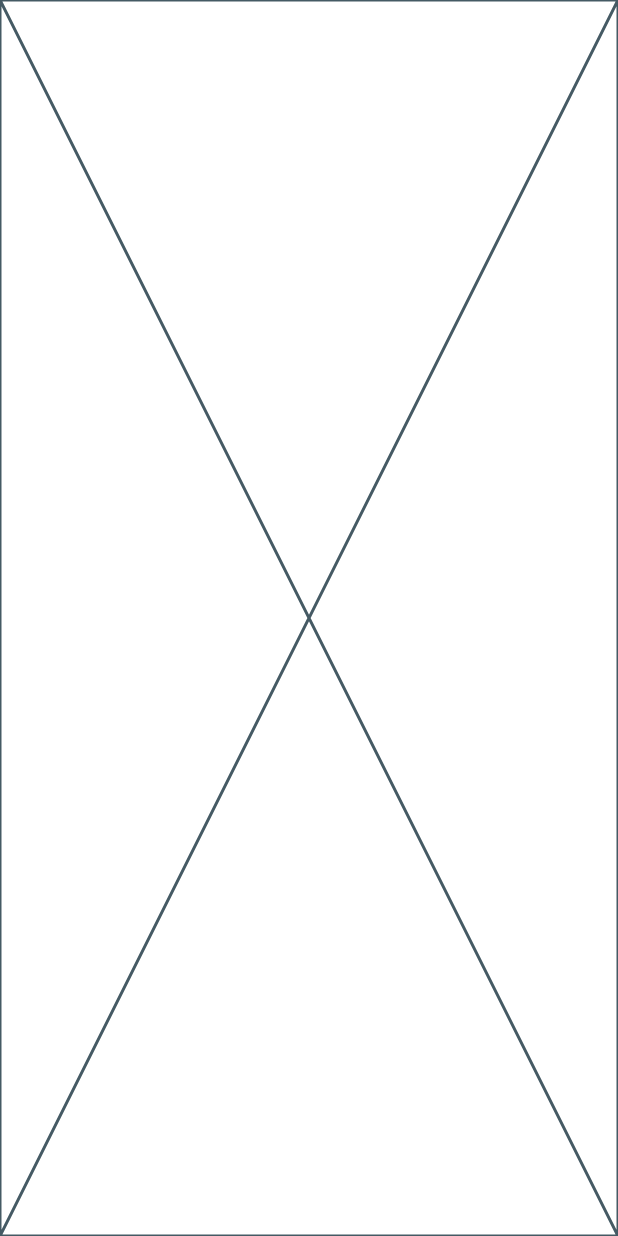
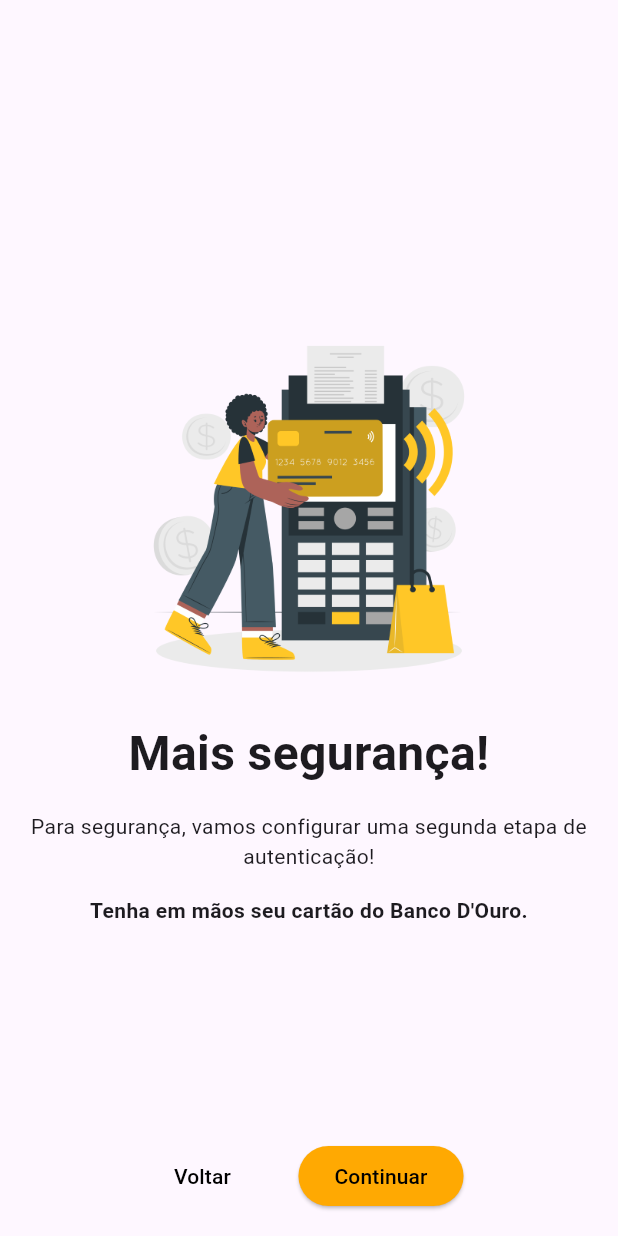
Before and after one commit to ricarthlima/flutter_nfc_ahead, a Flutter app: the screen it shows after launch, after a tap on "Entrar", on a phone screen of 412 x 824 dp. Run offline on Flutter 3.47's test engine with Material 3 defaults, Android fonts, the phone set to English and light mode, and no system bars; our stand-ins replace shared_preferences.

Commit message:
p04 - iniciado wizard

```diff
--- a/lib/ui/nfc_screen.dart
+++ b/lib/ui/nfc_screen.dart
@@ -1,4 +1,5 @@
 import 'package:flutter/material.dart';
+import 'package:flutter_banco_douro/ui/styles/colors.dart';
 
 class NfcScreen extends StatefulWidget {
   const NfcScreen({super.key});
@@ -10,6 +11,80 @@
 class _NfcScreenState extends State<NfcScreen> {
   @override
   Widget build(BuildContext context) {
-    return const Placeholder();
+    return Scaffold(
+      body: Padding(
+        padding: const EdgeInsets.all(16.0),
+        child: Stack(
+          children: [
+            Column(
+              mainAxisAlignment: MainAxisAlignment.center,
+              crossAxisAlignment: CrossAxisAlignment.center,
+              spacing: 16,
+              children: [
+                Image.asset(
+                  "assets/images/credit_card.png",
+                  width: 256,
+                ),
+                const Text(
+                  "Mais segurança!",
+                  textAlign: TextAlign.center,
+                  style: TextStyle(
+                    fontSize: 32,
+                    fontWeight: FontWeight.bold,
+                  ),
+                ),
+                const Text(
+                  "Para segurança, vamos configurar uma segunda etapa de autenticação!",
+                  textAlign: TextAlign.center,
+                ),
+                const Text(
+                  "Tenha em mãos seu cartão do Banco D'Ouro.",
+                  textAlign: TextAlign.center,
+                  style: TextStyle(fontWeight: FontWeight.bold),
+                ),
+              ],
+            ),
+            Align(
+              alignment: Alignment.bottomCenter,
+              child: Row(
+                mainAxisAlignment: MainAxisAlignment.center,
+                spacing: 32,
+                children: [
+                  TextButton(
+                    onPressed: () {
+                      onBackButtonClicked();
+                    },
+                    child: const Text(
+                      "Voltar",
+                      style: TextStyle(
+                        color: Colors.black,
+                      ),
+                    ),
+                  ),
+                  ElevatedButton(
+                    onPressed: () {
+                      onNextButtonClicked();
+                    },
+                    style: const ButtonStyle(
+                      backgroundColor: WidgetStatePropertyAll(AppColor.orange),
+                    ),
+                    child: const Text(
+                      "Continuar",
+                      style: TextStyle(
+                        color: Colors.black,
+                      ),
+                    ),
+                  ),
+                ],
+              ),
+            )
+          ],
+        ),
+      ),
+    );
   }
+
+  onBackButtonClicked() {}
+
+  onNextButtonClicked() {}
 }
```
Also changed, not shown: assets/images/credit_card.png (added), 1 other file.
